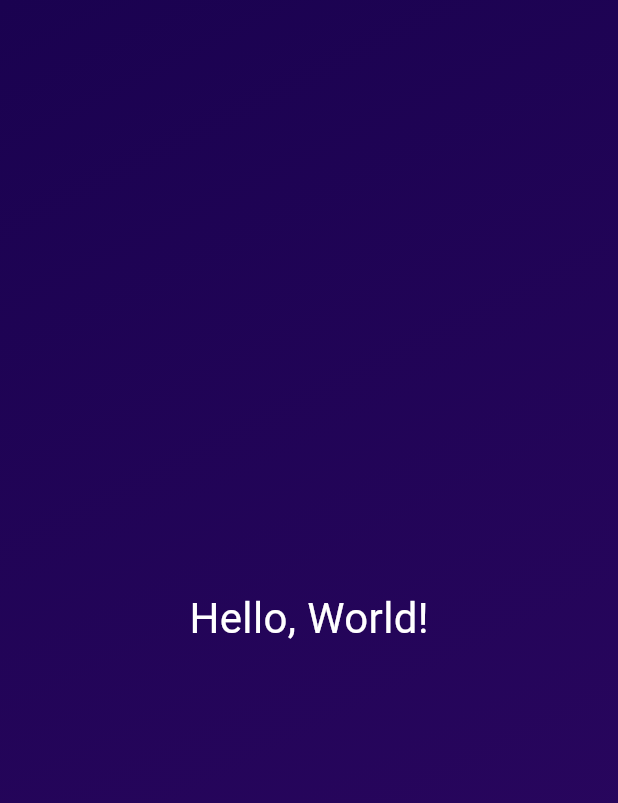
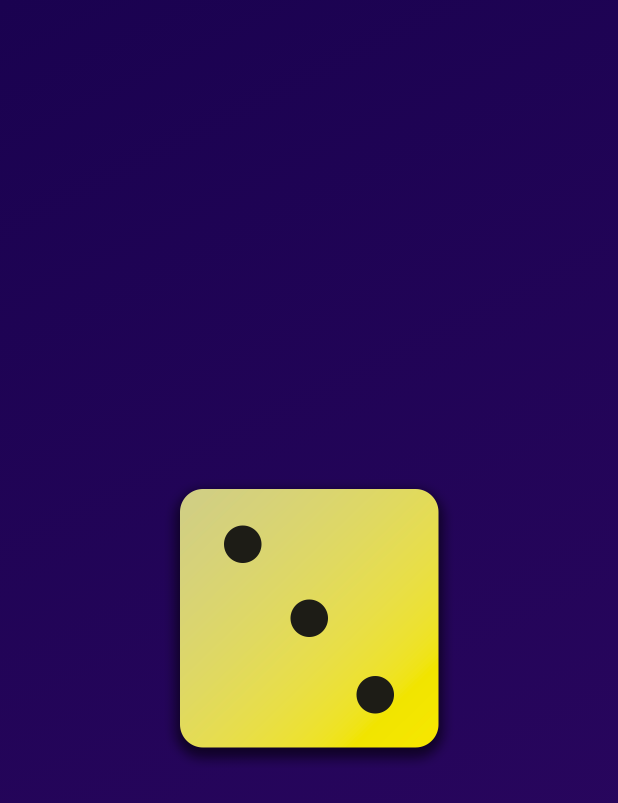
Before and after one commit to GrodTheGreat/Udemy-Flutter, a Flutter app: the screen it shows after launch, on a phone screen of 412 x 824 dp. Shown: the top 803 px of the screen. Run offline on Flutter 3.47's test engine with Material 3 defaults, Android fonts, the phone set to English and light mode, and no system bars.

Commit message:
Complete Displaying Images & Using Multiple Constructor Functions lesson

```diff
--- a/basics/lib/gradient_container.dart
+++ b/basics/lib/gradient_container.dart
@@ -1,4 +1,3 @@
-import 'package:basics/styled_text.dart';
 import 'package:flutter/material.dart';
 
 const startAlignment = Alignment.topLeft;
@@ -19,7 +18,7 @@ class GradientContainer extends StatelessWidget {
           colors: colors,
         ),
       ),
-      child: const Center(child: StyledText('Hello, World!')),
+      child: Center(child: Image.asset('assets/images/dice-3.png', width: 200)),
     );
   }
 }
```
Also changed, not shown: basics/pubspec.yaml (+7 -3 lines), basics/assets/images/dice-1.png (added), basics/assets/images/dice-2.png (added), basics/assets/images/dice-3.png (added), basics/assets/images/dice-4.png (added), basics/assets/images/dice-5.png (added), basics/assets/images/dice-6.png (added).
